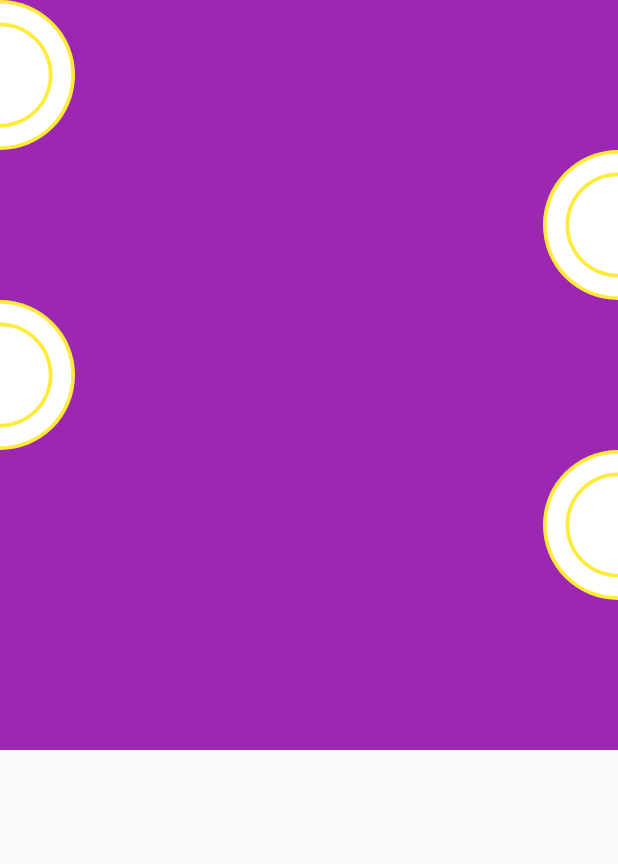
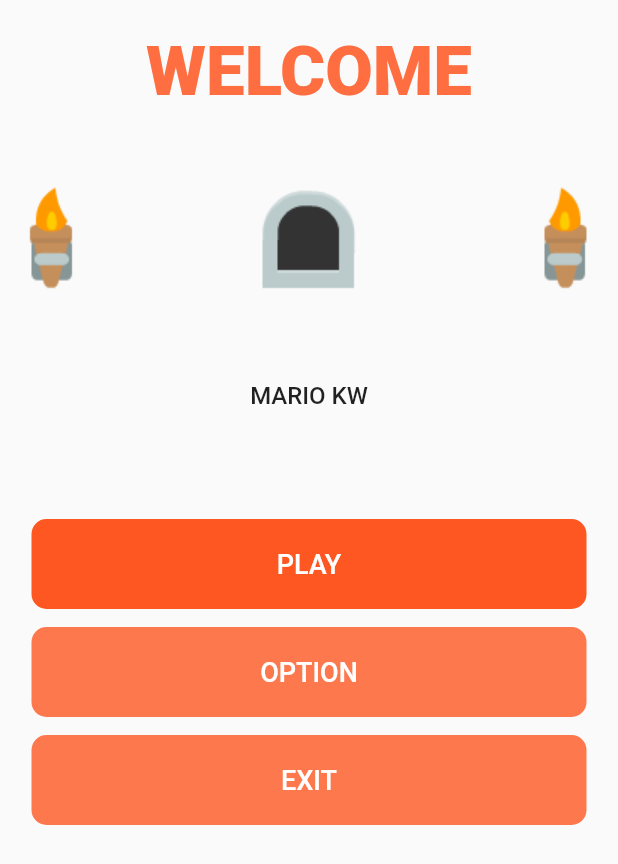
Before and after one commit to Agung91/login_pertama, a Flutter app: the screen it shows after launch, on a phone screen of 412 x 824 dp. Shown: the top 864 px of the screen. Run offline on Flutter 3.47's test engine with Material 2 defaults, Android fonts, the phone set to English and light mode, and no system bars.

Commit message:
mengubah tampilan login menjadi seperti login game'

```diff
--- a/lib/login.dart
+++ b/lib/login.dart
@@ -6,186 +6,113 @@ class PageLogin extends StatelessWidget {
   @override
   Widget build(BuildContext context) {
     return Scaffold(
-      body: Column(
+      body: SafeArea(
+        child: Column(
           children: [
-          Container(
-            color: Colors.grey,
+            SizedBox(height: 20.0),
+            Text(
+              'WELCOME',
+              style: TextStyle(
+                fontSize: 46.0,
+                fontWeight: FontWeight.w900,
+                color: Colors.deepOrangeAccent,
+              ),
+            ),
+            SizedBox(
+              height: 50.0,
+            ),
+            Row(
+              mainAxisAlignment: MainAxisAlignment.spaceBetween,
+              children: [
+                Image(
+                  image: AssetImage('assets/images/obor_left.png'),
+                ),
+                Image(
+                  image: AssetImage('assets/images/window.png'),
+                ),
+                Image(
+                  image: AssetImage('assets/images/obor_right.png'),
+                ),
+              ],
+            ),
+            SizedBox(height: 60),
+            Text(
+              'MARIO KW',
+              style: TextStyle(
+                fontWeight: FontWeight.w500,
+                fontSize: 16.0,
+              ),
+            ),
+            SizedBox(height: 73.0),
+            InkWell(
+              onTap: () {},
+              child: Container(
+                margin: EdgeInsets.symmetric(horizontal: 21.0),
+                height: 60,
                 width: double.infinity,
-          ),
-          Stack(
-            children:[
-              Container(color: Colors.purple,width: double.infinity,height: 500,),
-              Positioned(
-                top: 0,
-                left: -50,
-                child: Container(
-                  height: 100.0,
-                  width: 100.0,
                 decoration: BoxDecoration(
-                    shape: BoxShape.circle,
-                    color: Colors.yellow,
+                  color: Colors.deepOrange,
+                  borderRadius: BorderRadius.circular(10.0),
                 ),
                 child: Center(
+                  child: Text(
+                    'PLAY',
+                    style: TextStyle(
+                        fontSize: 18.0,
+                        fontWeight: FontWeight.w500,
+                        color: Colors.white),
+                  ),
+                ),
+              ),
+            ),
+            SizedBox(height: 12),
+            InkWell(
+              onTap: () {},
               child: Container(
-                      height: 95.0,
-                      width: 95.0,
+                margin: EdgeInsets.symmetric(horizontal: 21.0),
+                height: 60,
+                width: double.infinity,
                 decoration: BoxDecoration(
-                          color: Colors.white,
-                          shape: BoxShape.circle
+                  color: Colors.deepOrange.withOpacity(0.8),
+                  borderRadius: BorderRadius.circular(10.0),
                 ),
                 child: Center(
-                        child: Container(
-                          height: 70.0,
-                          width: 70.0,
-                          decoration: BoxDecoration(
-                            shape: BoxShape.circle,
-                            color: Colors.yellow,
-                          ),
-                          child: Center(
-                            child: Container(
-                              height: 65.0,
-                              width: 65.0,
-                              decoration: BoxDecoration(
-                                shape: BoxShape.circle,
+                  child: Text(
+                    'OPTION',
+                    style: TextStyle(
+                      fontSize: 18.0,
+                      fontWeight: FontWeight.w500,
                       color: Colors.white,
                     ),
                   ),
                 ),
               ),
             ),
-                    ),
-                  ),
-                ),
-              ),
-              Positioned(
-                top: 100,
-                right: -50,
+            SizedBox(height: 12),
+            InkWell(
+              onTap: () {},
               child: Container(
-                  height: 100.0,
-                  width: 100.0,
+                margin: EdgeInsets.symmetric(horizontal: 21.0),
+                height: 60,
+                width: double.infinity,
                 decoration: BoxDecoration(
-                    shape: BoxShape.circle,
-                    color: Colors.yellow,
+                  color: Colors.deepOrange.withOpacity(0.8),
+                  borderRadius: BorderRadius.circular(10.0),
                 ),
                 child: Center(
-                    child: Container(
-                      height: 95.0,
-                      width: 95.0,
-                      decoration: BoxDecoration(
-                          color: Colors.white,
-                          shape: BoxShape.circle
-                      ),
-                      child: Center(
-                        child: Container(
-                          height: 70.0,
-                          width: 70.0,
-                          decoration: BoxDecoration(
-                            shape: BoxShape.circle,
-                            color: Colors.yellow,
-                          ),
-                          child: Center(
-                            child: Container(
-                              height: 65.0,
-                              width: 65.0,
-                              decoration: BoxDecoration(
-                                shape: BoxShape.circle,
+                  child: Text(
+                    'EXIT',
+                    style: TextStyle(
+                      fontSize: 18.0,
+                      fontWeight: FontWeight.w500,
                       color: Colors.white,
                     ),
                   ),
                 ),
               ),
             ),
+          ],
         ),
-                  ),
-                ),
-              ),
-              Positioned(
-                top: 200,
-                left: -50,
-                child: Container(
-                  height: 100.0,
-                  width: 100.0,
-                  decoration: BoxDecoration(
-                    shape: BoxShape.circle,
-                    color: Colors.yellow,
-                  ),
-                  child: Center(
-                    child: Container(
-                      height: 95.0,
-                      width: 95.0,
-                      decoration: BoxDecoration(
-                          color: Colors.white,
-                          shape: BoxShape.circle
-                      ),
-                      child: Center(
-                        child: Container(
-                          height: 70.0,
-                          width: 70.0,
-                          decoration: BoxDecoration(
-                            shape: BoxShape.circle,
-                            color: Colors.yellow,
-                          ),
-                          child: Center(
-                            child: Container(
-                              height: 65.0,
-                              width: 65.0,
-                              decoration: BoxDecoration(
-                                shape: BoxShape.circle,
-                                color: Colors.white,
-                              ),
-                            ),
-                          ),
-                        ),
-                      ),
-                    ),
-                  ),
-                ),
-              ),
-              Positioned(
-                top: 300,
-                right: -50,
-                child: Container(
-                  height: 100.0,
-                  width: 100.0,
-                  decoration: BoxDecoration(
-                    shape: BoxShape.circle,
-                    color: Colors.yellow,
-                  ),
-                  child: Center(
-                    child: Container(
-                      height: 95.0,
-                      width: 95.0,
-                      decoration: BoxDecoration(
-                          color: Colors.white,
-                          shape: BoxShape.circle
-                      ),
-                      child: Center(
-                        child: Container(
-                          height: 70.0,
-                          width: 70.0,
-                          decoration: BoxDecoration(
-                            shape: BoxShape.circle,
-                            color: Colors.yellow,
-                          ),
-                          child: Center(
-                            child: Container(
-                              height: 65.0,
-                              width: 65.0,
-                              decoration: BoxDecoration(
-                                shape: BoxShape.circle,
-                                color: Colors.white,
-                              ),
-                            ),
-                          ),
-                        ),
-                      ),
-                    ),
-                  ),
-                ),
-              ),
-            ]
-          ),
-        ],
       ),
     );
   }
--- a/pubspec.yaml
+++ b/pubspec.yaml
@@ -48,6 +48,8 @@ flutter:
   # assets:
   #   - images/a_dot_burr.jpeg
   #   - images/a_dot_ham.jpeg
+  assets:
+    - assets/images/
 
   # An image asset can refer to one or more resolution-specific "variants", see
   # https://flutter.dev/assets-and-images/#resolution-aware.
```
Also changed, not shown: assets/images/obor_left.png (added), assets/images/obor_right.png (added), assets/images/window.png (added). Lines whose indentation alone changed are shown as unchanged.
